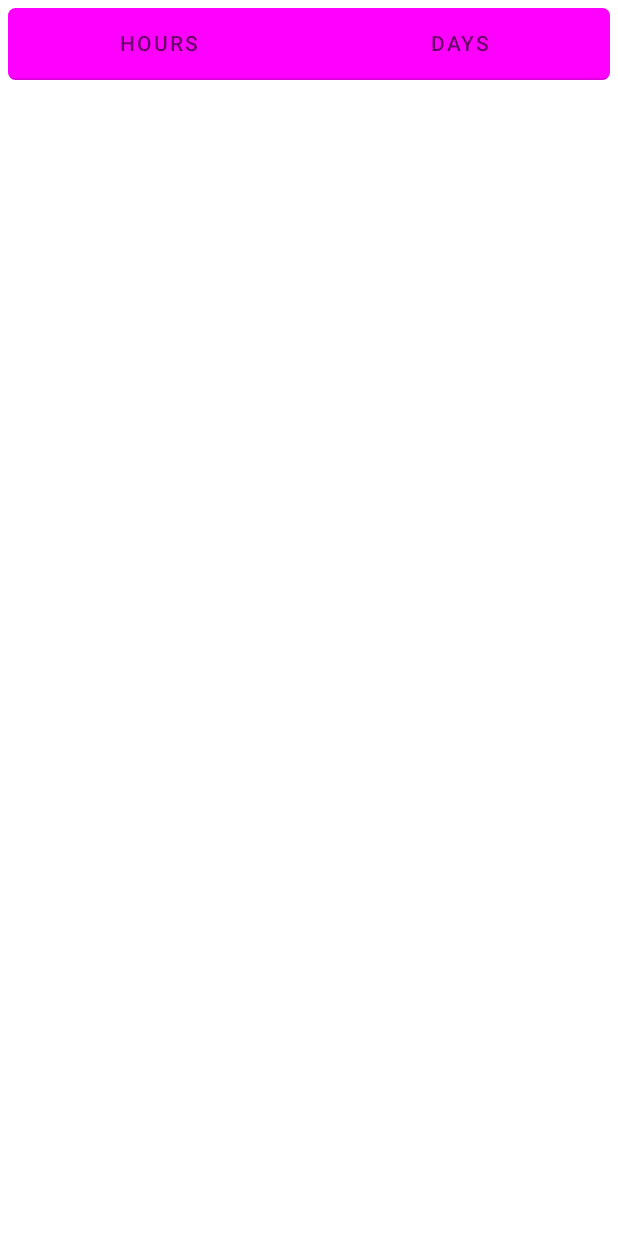
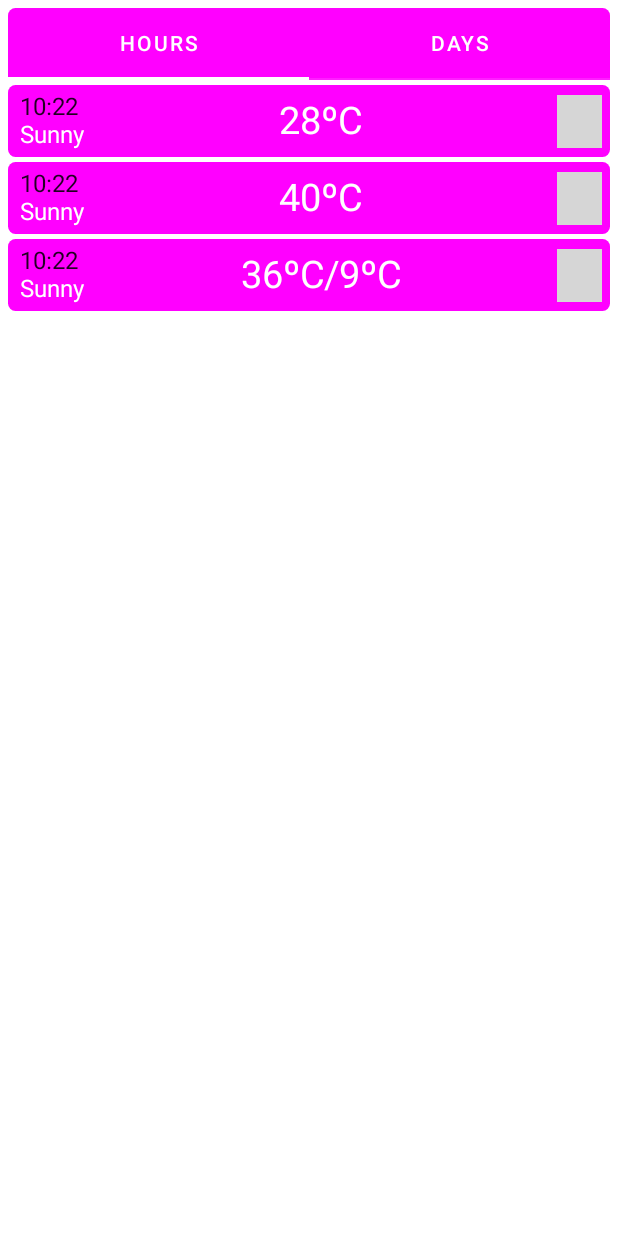
Before and after one commit to atabekkr/WeatherAppWithCompose, an Android app built with Jetpack Compose: the composable TabLayout shown on its own in the app's theme, on a phone screen of 412 x 824 dp. Run offline under Robolectric (Android 15) with nearby library versions, the phone set to English and light mode, and no system bars; our stand-ins replace accompanist; pictures from the network do not load; grey boxes are pictures that could not be loaded.

Commit message:
added WeatherModel

```diff
--- /dev/null
+++ b/app/src/main/java/com/karsoft/weatherappwithcompose/data/WeatherModel.kt
@@ -0,0 +1,12 @@
+package com.karsoft.weatherappwithcompose.data
+
+data class WeatherModel(
+    val city: String,
+    val time: String,
+    val currentTemp: String,
+    val condition: String,
+    val icon: String,
+    val maxTemp: String,
+    val minTemp: String,
+    val hours: String
+)
--- a/app/src/main/java/com/karsoft/weatherappwithcompose/screens/MainScreen.kt
+++ b/app/src/main/java/com/karsoft/weatherappwithcompose/screens/MainScreen.kt
@@ -1,9 +1,12 @@
 package com.karsoft.weatherappwithcompose.screens
 
 import androidx.compose.foundation.layout.*
+import androidx.compose.foundation.lazy.LazyColumn
+import androidx.compose.foundation.lazy.itemsIndexed
 import androidx.compose.foundation.shape.RoundedCornerShape
 import androidx.compose.material.*
 import androidx.compose.runtime.Composable
+import androidx.compose.runtime.rememberCoroutineScope
 import androidx.compose.ui.Alignment
 import androidx.compose.ui.Modifier
 import androidx.compose.ui.draw.clip
@@ -14,7 +17,13 @@ import androidx.compose.ui.tooling.preview.Preview
 import androidx.compose.ui.unit.dp
 import androidx.compose.ui.unit.sp
 import coil.compose.AsyncImage
+import com.google.accompanist.pager.ExperimentalPagerApi
+import com.google.accompanist.pager.HorizontalPager
+import com.google.accompanist.pager.pagerTabIndicatorOffset
+import com.google.accompanist.pager.rememberPagerState
 import com.karsoft.weatherappwithcompose.R
+import com.karsoft.weatherappwithcompose.data.WeatherModel
+import kotlinx.coroutines.launch
 
 @Preview(showBackground = true)
 @Composable
@@ -103,26 +112,85 @@ fun MainCard() {
     }
 }
 
+@OptIn(ExperimentalPagerApi::class)
 @Composable
 fun TabLayout() {
     val tabList = listOf("HOURS", "DAYS")
-    Column(modifier = Modifier.padding(5.dp).clip(RoundedCornerShape(5.dp))) {
+    val pagerState = rememberPagerState()
+    val coroutineScope = rememberCoroutineScope()
+
+    Column(modifier = Modifier
+        .padding(5.dp)
+        .clip(RoundedCornerShape(5.dp))) {
         TabRow(
             selectedTabIndex = 0,
-            indicator = {},
-            backgroundColor = Color.Magenta
+            indicator = { pos ->
+                        TabRowDefaults.Indicator(
+                            Modifier.pagerTabIndicatorOffset(pagerState, pos)
+                        )
+            },
+            backgroundColor = Color.Magenta,
+            contentColor = Color.White
         ) {
             tabList.forEachIndexed { index, text ->
                 Tab(
                     selected = false,
                     onClick = {
-
+                              coroutineScope.launch {
+                                  pagerState.animateScrollToPage(index)
+                              }
                     },
                     text = {
-                        Text(text = text)
+                        Text(text = text, color = Color.White)
                     }
                 )
             }
         }
+        HorizontalPager(
+            count = tabList.size,
+        state = pagerState,
+        modifier = Modifier.weight(1.0f)) {
+            index ->
+            LazyColumn(
+                modifier = Modifier.fillMaxSize()
+            ) {
+                itemsIndexed(
+                    listOf(
+                        WeatherModel(
+                            "Nukus",
+                            "10:22",
+                            "28ºC",
+                            "Sunny",
+                            "//cdn.weatherapi.com/weather/64x64/day/113.png",
+                            "36ºC",
+                            "9ºC",
+                            "11:00"
+                        ),
+                        WeatherModel(
+                            "Nukus",
+                            "10:22",
+                            "40ºC",
+                            "Sunny",
+                            "//cdn.weatherapi.com/weather/64x64/day/113.png",
+                            "45ºC",
+                            "9ºC",
+                            "19:00"
+                        ),
+                        WeatherModel(
+                            "Nukus",
+                            "10:22",
+                            "",
+                            "Sunny",
+                            "//cdn.weatherapi.com/weather/64x64/day/113.png",
+                            "36ºC",
+                            "9ºC",
+                            "24.08.2023"
+                        )
+                    )
+                ){
+                    _, item -> ListItem(item = item)
+                }
+            }
+        }
     }
 }
--- /dev/null
+++ b/app/src/main/java/com/karsoft/weatherappwithcompose/screens/UI.kt
@@ -0,0 +1,54 @@
+package com.karsoft.weatherappwithcompose.screens
+
+import androidx.compose.foundation.layout.*
+import androidx.compose.foundation.shape.RoundedCornerShape
+import androidx.compose.material.Card
+import androidx.compose.material.Text
+import androidx.compose.runtime.Composable
+import androidx.compose.ui.Alignment
+import androidx.compose.ui.Modifier
+import androidx.compose.ui.graphics.Color
+import androidx.compose.ui.text.TextStyle
+import androidx.compose.ui.tooling.preview.Preview
+import androidx.compose.ui.unit.dp
+import androidx.compose.ui.unit.sp
+import coil.compose.AsyncImage
+import com.karsoft.weatherappwithcompose.data.WeatherModel
+
+@Composable
+fun ListItem(item: WeatherModel) {
+
+    Card(
+        modifier = Modifier
+            .fillMaxWidth()
+            .padding(top = 3.dp),
+        backgroundColor = Color.Magenta,
+        elevation = 0.dp,
+        shape = RoundedCornerShape(5.dp),
+    ) {
+        Row(
+            modifier = Modifier.fillMaxWidth(),
+            horizontalArrangement = Arrangement.SpaceBetween,
+            verticalAlignment = Alignment.CenterVertically
+        ) {
+            Column(
+                modifier = Modifier.padding(
+                        start = 8.dp, top = 5.dp, bottom = 5.dp
+                    )
+            ) {
+                Text(text = item.time)
+                Text(text = item.condition, color = Color.White)
+            }
+            Text(text = item.currentTemp.ifEmpty { "${item.maxTemp}/${item.minTemp}" },
+                color = Color.White,
+                style = TextStyle(fontSize = 25.sp))
+            AsyncImage(
+                model = "https:" + item.icon,
+                contentDescription = "im5",
+                modifier = Modifier
+                    .size(35.dp)
+                    .padding(end = 5.dp)
+            )
+        }
+    }
+}
```
